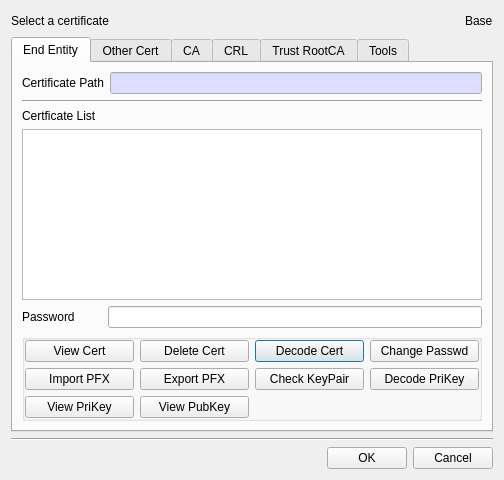
jykim74/BerEditor, file BerEditor/cert_man_dlg.ui: the form before one commit.
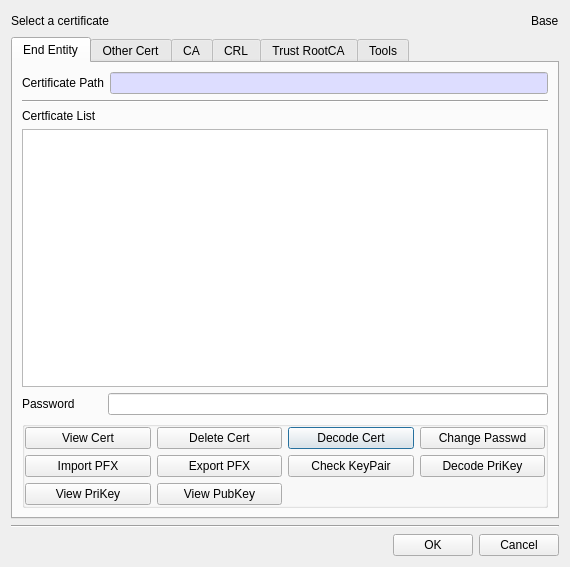
The form after the commit.

Diff of the .ui file:
```diff
--- a/BerEditor/cert_man_dlg.ui
+++ b/BerEditor/cert_man_dlg.ui
@@ -6,8 +6,8 @@
    <rect>
     <x>0</x>
     <y>0</y>
-    <width>502</width>
-    <height>480</height>
+    <width>570</width>
+    <height>567</height>
    </rect>
   </property>
   <property name="windowTitle">
@@ -130,7 +130,7 @@
         <widget class="QTableWidget" name="mEE_CertTable">
          <property name="minimumSize">
           <size>
-           <width>460</width>
+           <width>500</width>
            <height>160</height>
           </size>
          </property>
```
